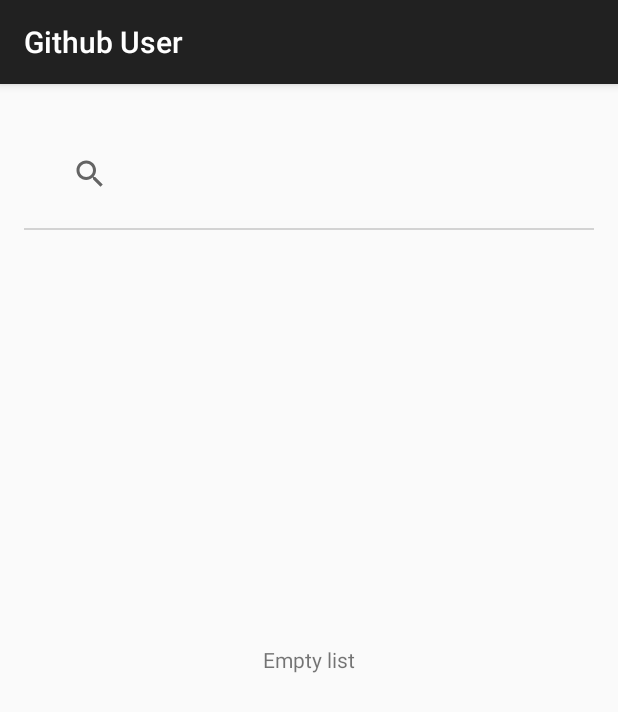
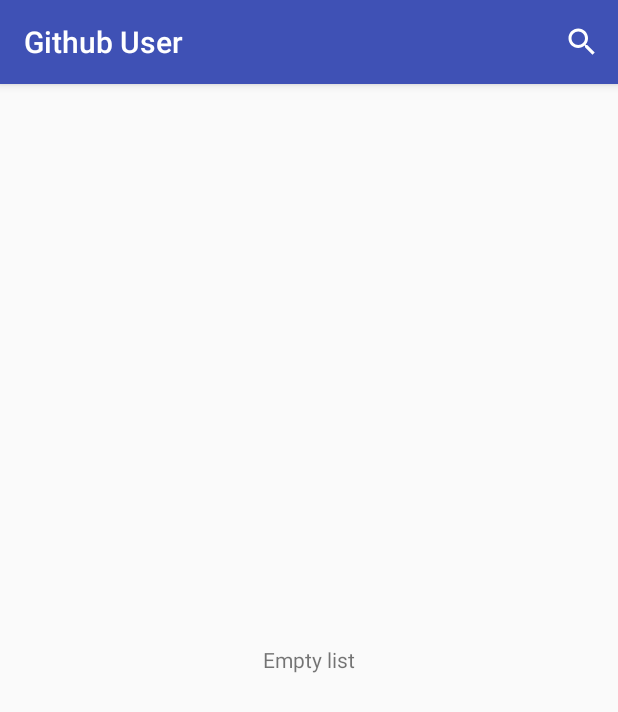
Before and after one commit to italomarcel/Github-User, an Android app: the screen it shows after launch (MainActivity), on a phone screen of 412 x 824 dp. Shown: the top 712 px of the screen. Run offline under Robolectric (Android 15) with nearby library versions, the phone set to English and light mode, and no system bars; libraries missing offline, so code that uses them is left out: com.facebook, com.facebook.share, io.realm; 5 statements that could not run were skipped.

Commit message:
code refactoring

```diff
--- a/GithubUser/app/build.gradle
+++ b/GithubUser/app/build.gradle
@@ -29,6 +29,9 @@ dependencies {
     compile 'com.android.support:support-v4:23.1.1'
     compile 'com.android.support:recyclerview-v7:23.1.1'
     compile 'com.facebook.android:facebook-android-sdk:4.+'
+    compile 'com.android.support:design:23.1.1'
+    compile 'com.android.support:cardview-v7:23.+'
+
 
 
 }
--- a/GithubUser/app/src/main/AndroidManifest.xml
+++ b/GithubUser/app/src/main/AndroidManifest.xml
@@ -14,7 +14,8 @@
 
         <activity
             android:name=".activities.MainActivity"
-            android:label="@string/app_name" >
+            android:label="@string/app_name"
+            android:theme="@style/AppTheme.NoActionBar">
             <intent-filter>
                 <action android:name="android.intent.action.MAIN" />
 
--- a/GithubUser/app/src/main/java/inc/mesa/githubuser/activities/MainActivity.java
+++ b/GithubUser/app/src/main/java/inc/mesa/githubuser/activities/MainActivity.java
@@ -1,22 +1,20 @@
 package inc.mesa.githubuser.activities;
 
-import android.os.AsyncTask;
+import android.app.SearchManager;
+import android.content.Context;
 import android.os.Bundle;
-import android.support.annotation.WorkerThread;
+import android.support.design.widget.Snackbar;
 import android.support.v7.app.AppCompatActivity;
 import android.support.v7.widget.LinearLayoutManager;
 import android.support.v7.widget.RecyclerView;
-import android.text.TextUtils;
-import android.util.Log;
+import android.support.v7.widget.SearchView;
+import android.support.v7.widget.Toolbar;
+import android.view.Menu;
+import android.view.MenuItem;
 import android.view.View;
-import android.widget.SearchView;
 import android.widget.TextView;
-import android.widget.Toast;
 
 import com.facebook.FacebookSdk;
-
-import org.json.JSONArray;
-import org.json.JSONObject;
 
 import java.util.ArrayList;
 import java.util.List;
@@ -24,60 +22,45 @@ import java.util.List;
 import inc.mesa.githubuser.R;
 import inc.mesa.githubuser.adapters.Adapter;
 import inc.mesa.githubuser.model.User;
-import inc.mesa.githubuser.utils.WebRequest;
+import inc.mesa.githubuser.utils.GetUser;
+import inc.mesa.githubuser.utils.TaskDelegate;
 import io.realm.Realm;
 import io.realm.RealmConfiguration;
 import io.realm.Sort;
 
 
-public class MainActivity extends AppCompatActivity {
-
-    private static final String TAG_ITEMS = "items";
-    private static final String BASE_URL = "https://api.github.com/search/users?q=";
+public class MainActivity extends AppCompatActivity implements TaskDelegate {
 
 
+    static {
+        System.loadLibrary("string-android-jni");
+    }
 
-    public SearchView search;
-    boolean found = false;
-    private Adapter mAdapter;
+    private Adapter adapter;
     private Realm realm;
-    private RecyclerView mRecyclerView;
+    private RecyclerView recyclerView;
     private TextView emptyView;
-    private RealmConfiguration realmConfig;
     private List<User> list = new ArrayList<>();
     private SearchView.OnQueryTextListener listener = new SearchView.OnQueryTextListener() {
         @Override
         public boolean onQueryTextChange(String query) {
-            query = query.toLowerCase();
-
-            final List<User> filteredList = new ArrayList<>();
-
-            for (int i = 0; i < list.size(); i++) {
-
-                final String text = list.get(i).getLogin().toLowerCase();
-                if (text.contains(query)) {
-                    filteredList.add(list.get(i));
-                    found = true;
-                } else {
-                    found = false;
-                }
-            }
-
-            mAdapter = new Adapter(filteredList, MainActivity.this);
-            mRecyclerView.setAdapter(mAdapter);
-            mAdapter.notifyDataSetChanged();
+            list = realm.where(User.class).contains("login", query.toLowerCase()).findAll();
+            adapter = new Adapter(list);
+            adapter.notifyDataSetChanged();
             return true;
 
         }
 
         public boolean onQueryTextSubmit(String query) {
 
-            if (!found) {
-                mAdapter = new Adapter(list, MainActivity.this);
-                mRecyclerView.setAdapter(mAdapter);
-                mAdapter.notifyDataSetChanged();
-
-                new GetUser().execute(query);
+            if (list.size() == 0) {
+                list = realm.allObjectsSorted(User.class, "id", Sort.DESCENDING);
+                adapter = new Adapter(list);
+                adapter.notifyDataSetChanged();
+                GetUser asyncGetUser = new GetUser(MainActivity.this);
+                asyncGetUser.execute(query);
+                Snackbar.make(recyclerView, R.string.snack, Snackbar.LENGTH_SHORT)
+                        .show();
             }
             return false;
         }
@@ -88,41 +71,34 @@ public class MainActivity extends AppCompatActivity {
         super.onCreate(savedInstanceState);
         FacebookSdk.sdkInitialize(getApplicationContext());
         setContentView(R.layout.activity_main);
-        search = (SearchView) findViewById(R.id.search);
-        search.setOnQueryTextListener(listener);
-        mRecyclerView = (RecyclerView) findViewById(R.id.recyclerview);
+        //toolbar for custom layout and search
+        Toolbar toolbar = (Toolbar) findViewById(R.id.toolbar);
+        setSupportActionBar(toolbar);
+        getSupportActionBar().setDisplayShowHomeEnabled(true);
+        recyclerView = (RecyclerView) findViewById(R.id.recyclerview);
+        recyclerView.setHasFixedSize(true);
+        recyclerView.setLayoutManager(new LinearLayoutManager(this));
         emptyView = (TextView) findViewById(R.id.empty_view);
-        realmConfig = new RealmConfiguration.Builder(getApplicationContext()).deleteRealmIfMigrationNeeded().build();
+        RealmConfiguration realmConfig = new RealmConfiguration.Builder(getApplicationContext())
+                .deleteRealmIfMigrationNeeded().build();
         realm = Realm.getInstance(realmConfig);
-        mRecyclerView.setHasFixedSize(true);
-        mRecyclerView.setLayoutManager(new LinearLayoutManager(this));
         list = realm.allObjectsSorted(User.class, "id", Sort.DESCENDING);
-        mAdapter = new Adapter(list, getApplicationContext());
-        mRecyclerView.setAdapter(mAdapter);
+        adapter = new Adapter(list);
+        recyclerView.setAdapter(adapter);
         showEmptyText();
     }
 
-    @WorkerThread
-    private void ParseJSON(String json) {
-        if (json != null) {
-            try {
-                JSONObject jsonObj = new JSONObject(json);
-                JSONArray jsonArray = jsonObj.getJSONArray(TAG_ITEMS);
-                Realm realm = Realm.getInstance(realmConfig);
-                realm.beginTransaction();
-                realm.createOrUpdateObjectFromJson(User.class, jsonArray.getJSONObject(0));
-                realm.commitTransaction();
-                realm.close();
-            } catch (Exception e) {
-                e.printStackTrace();
 
-            }
-        } else {
-            Log.e("ServiceHandler", "Couldn't get any data from the url");
-
-        }
+    @Override
+    public boolean onCreateOptionsMenu(Menu menu) {
+        getMenuInflater().inflate(R.menu.menu, menu);
+        MenuItem searchItem = menu.findItem(R.id.action_search);
+        SearchManager searchManager = (SearchManager) getSystemService(Context.SEARCH_SERVICE);
+        SearchView searchView = (SearchView) searchItem.getActionView();
+        searchView.setSearchableInfo(searchManager.getSearchableInfo(getComponentName()));
+        searchView.setOnQueryTextListener(listener);
+        return true;
     }
-
 
 
     @Override
@@ -133,48 +109,21 @@ public class MainActivity extends AppCompatActivity {
 
     private void showEmptyText() {
         if (list.isEmpty()) {
-            mRecyclerView.setVisibility(View.GONE);
+            recyclerView.setVisibility(View.GONE);
             emptyView.setVisibility(View.VISIBLE);
         } else {
-            mRecyclerView.setVisibility(View.VISIBLE);
+            recyclerView.setVisibility(View.VISIBLE);
             emptyView.setVisibility(View.GONE);
         }
     }
 
 
-    private class GetUser extends AsyncTask<String, Void, Void> {
-
-
-        @Override
-        protected void onPreExecute() {
-            super.onPreExecute();
-            Toast.makeText(MainActivity.this, "Executing on background...", Toast.LENGTH_SHORT).show();
-
-        }
-
-        @Override
-        protected Void doInBackground(String... arg0) {
-            WebRequest webreq = new WebRequest();
-            String name = arg0[0];
-
-            if (!TextUtils.isEmpty(name)) {
-                String jsonStr = webreq.makeWebServiceCall(BASE_URL, name, WebRequest.GET);
-                ParseJSON(jsonStr);
-            }
-            return null;
-        }
-
-        @Override
-        protected void onPostExecute(Void result) {
-            super.onPostExecute(result);
-            list = realm.allObjectsSorted(User.class, "id", Sort.DESCENDING);
-            mAdapter = new Adapter(list, getApplicationContext());
-            mRecyclerView.setAdapter(mAdapter);
-            showEmptyText();
-
-
-        }
+    @Override
+    public void taskCompletionResult() {
+        list = realm.allObjectsSorted(User.class, "id", Sort.DESCENDING);
+        adapter = new Adapter(list);
+        recyclerView.setAdapter(adapter);
+        showEmptyText();
 
     }
-
 }
--- a/GithubUser/app/src/main/java/inc/mesa/githubuser/activities/SplashActivity.java
+++ b/GithubUser/app/src/main/java/inc/mesa/githubuser/activities/SplashActivity.java
@@ -9,8 +9,8 @@ import inc.mesa.githubuser.R;
 
 
 public class SplashActivity extends Activity {
-    Handler handler = new Handler();
-    Runnable runnable = new Runnable() {
+    private Handler handler = new Handler();
+    private Runnable runnable = new Runnable() {
 
 
         @Override
--- a/GithubUser/app/src/main/java/inc/mesa/githubuser/adapters/Adapter.java
+++ b/GithubUser/app/src/main/java/inc/mesa/githubuser/adapters/Adapter.java
@@ -1,7 +1,6 @@
 package inc.mesa.githubuser.adapters;
 
 import android.app.Activity;
-import android.content.Context;
 import android.net.Uri;
 import android.support.v7.widget.RecyclerView;
 import android.view.LayoutInflater;
@@ -21,27 +20,22 @@ import inc.mesa.githubuser.model.User;
 public class Adapter extends
         RecyclerView.Adapter<Adapter.ViewHolder> {
 
-    public Context mcontext;
-    public List<User> mtList;
-    ViewHolder viewHolder;
 
-    public Adapter(List<User> list, Context context) {
+    private List<User> mtList;
+
+    public Adapter(List<User> list) {
 
         mtList = list;
-        mcontext = context;
-    }
-    static {
-        System.loadLibrary("string-android-jni");
     }
 
     @Override
     public Adapter.ViewHolder onCreateViewHolder(ViewGroup parent,
                                                  int viewType) {
         View itemLayoutView = LayoutInflater.from(parent.getContext()).inflate(
-                R.layout.list_item, null);
-        viewHolder = new ViewHolder(itemLayoutView);
-        return viewHolder;
+                R.layout.list_item, parent, false);
+        return new ViewHolder(itemLayoutView);
     }
+
     public native int getHashFromJni(String url);
 
     @Override
@@ -61,14 +55,14 @@ public class Adapter extends
     }
 
 
-    public static class ViewHolder extends RecyclerView.ViewHolder implements View.OnClickListener {
+    static class ViewHolder extends RecyclerView.ViewHolder implements View.OnClickListener {
 
-        public TextView name;
-        public TextView url;
-        public TextView hash;
+        TextView name;
+        TextView url;
+        TextView hash;
         private String urlToShare;
 
-        public ViewHolder(View itemLayoutView) {
+        ViewHolder(View itemLayoutView) {
             super(itemLayoutView);
             name = (TextView) itemLayoutView.findViewById(R.id.name);
             url = (TextView) itemLayoutView.findViewById(R.id.url);
@@ -78,7 +72,7 @@ public class Adapter extends
 
         }
 
-        public void bindUrl(String url) {
+        void bindUrl(String url) {
             urlToShare = url;
         }
 
--- /dev/null
+++ b/GithubUser/app/src/main/java/inc/mesa/githubuser/utils/TaskDelegate.java
@@ -0,0 +1,5 @@
+package inc.mesa.githubuser.utils;
+
+public interface TaskDelegate {
+    void taskCompletionResult();
+}
--- a/GithubUser/app/src/main/res/layout/activity_main.xml
+++ b/GithubUser/app/src/main/res/layout/activity_main.xml
@@ -1,38 +1,41 @@
 <?xml version="1.0" encoding="utf-8"?>
-<RelativeLayout xmlns:android="http://schemas.android.com/apk/res/android"
+<android.support.design.widget.CoordinatorLayout xmlns:android="http://schemas.android.com/apk/res/android"
+    xmlns:app="http://schemas.android.com/apk/res-auto"
+    xmlns:tools="http://schemas.android.com/tools"
+    android:layout_width="match_parent"
+    android:layout_height="match_parent"
+    android:fitsSystemWindows="true"
+    tools:context=".activities.MainActivity">
+
+    <android.support.design.widget.AppBarLayout
+        android:layout_width="match_parent"
+        android:layout_height="wrap_content"
+        android:theme="@style/AppTheme.AppBarOverlay">
+
+        <android.support.v7.widget.Toolbar
+            android:id="@+id/toolbar"
+            android:layout_width="match_parent"
+            android:layout_height="?attr/actionBarSize"
+            android:background="?attr/colorPrimary" />
+
+    </android.support.design.widget.AppBarLayout>
+
+    <RelativeLayout
         android:layout_width="match_parent"
         android:layout_height="match_parent"
         android:paddingBottom="@dimen/activity_vertical_margin"
         android:paddingLeft="@dimen/activity_horizontal_margin"
         android:paddingRight="@dimen/activity_horizontal_margin"
-    android:paddingTop="@dimen/activity_vertical_margin">
+        android:paddingTop="@dimen/activity_vertical_margin"
+        app:layout_behavior="@string/appbar_scrolling_view_behavior">
 
-    <SearchView
-        android:id="@+id/search"
-        android:layout_width="match_parent"
-        android:layout_height="wrap_content"
-        android:layout_gravity="center_vertical"
-        android:layout_marginTop="20dp"
-        android:hint="@string/search_here"
-        android:paddingLeft="20dp"
-        android:paddingRight="20dp"
-        android:textSize="16sp" />
-
-    <View
-        android:id="@+id/border"
-        android:layout_width="fill_parent"
-        android:layout_height="1dp"
-        android:layout_below="@+id/search"
-        android:layout_marginTop="12dp"
-        android:background="#d3d3d3" />
 
         <android.support.v7.widget.RecyclerView
             android:id="@+id/recyclerview"
             android:layout_width="match_parent"
             android:layout_height="match_parent"
-        android:layout_below="@+id/border"
-        android:layout_marginTop="8dp"
-        android:padding="10dp" />
+            android:layout_marginTop="8dp" />
+
         <TextView
             android:id="@+id/empty_view"
             android:layout_width="match_parent"
@@ -41,3 +44,5 @@
             android:text="@string/empty_list" />
 
     </RelativeLayout>
+
+</android.support.design.widget.CoordinatorLayout>
--- /dev/null
+++ b/GithubUser/app/src/main/res/menu/menu.xml
@@ -0,0 +1,13 @@
+<menu xmlns:android="http://schemas.android.com/apk/res/android"
+    xmlns:app="http://schemas.android.com/apk/res-auto"
+    xmlns:tools="http://schemas.android.com/tools"
+    tools:context=".HomeActivity">
+
+    <item
+        android:id="@+id/action_search"
+        android:icon="@android:drawable/ic_menu_search"
+        android:title="Search"
+        app:actionViewClass="android.support.v7.widget.SearchView"
+        app:showAsAction="always" />
+
+</menu>
--- a/GithubUser/app/src/main/res/values/strings.xml
+++ b/GithubUser/app/src/main/res/values/strings.xml
@@ -5,5 +5,6 @@
     <string name="search_here">Search here</string>
     <string name="empty_list">Empty list</string>
     <string name="facebook_app_id">287516784697155</string>
+    <string name="snack">Carregando usuário em background</string>
 
 </resources>
--- a/GithubUser/app/src/main/res/values/styles.xml
+++ b/GithubUser/app/src/main/res/values/styles.xml
@@ -3,6 +3,18 @@
     <!-- Base application theme. -->
     <style name="AppTheme" parent="Theme.AppCompat.Light.DarkActionBar">
         <!-- Customize your theme here. -->
+        <item name="colorPrimary">@color/colorPrimary</item>
+        <item name="colorPrimaryDark">@color/colorPrimaryDark</item>
+        <item name="colorAccent">@color/colorAccent</item>
     </style>
 
+    <style name="AppTheme.NoActionBar">
+        <item name="windowActionBar">false</item>
+        <item name="windowNoTitle">true</item>
+    </style>
+
+    <style name="AppTheme.AppBarOverlay" parent="ThemeOverlay.AppCompat.Dark.ActionBar" />
+
+    <style name="AppTheme.PopupOverlay" parent="ThemeOverlay.AppCompat.Light" />
+
 </resources>
--- a/GithubUser/build.gradle
+++ b/GithubUser/build.gradle
@@ -5,7 +5,7 @@ buildscript {
         jcenter()
     }
     dependencies {
-        classpath 'com.android.tools.build:gradle:2.1.0'
+        classpath 'com.android.tools.build:gradle:2.2.0-alpha1'
 
         // NOTE: Do not place your application dependencies here; they belong
         // in the individual module build.gradle files
--- a/GithubUser/gradle.properties
+++ b/GithubUser/gradle.properties
@@ -8,6 +8,7 @@
 # Default value: -Xmx10248m -XX:MaxPermSize=256m
 # org.gradle.jvmargs=-Xmx2048m -XX:MaxPermSize=512m -XX:+HeapDumpOnOutOfMemoryError -Dfile.encoding=UTF-8
 #
+org.gradle.jvmargs=-Xmx2048m
 # When configured, Gradle will run in incubating parallel mode.
 # This option should only be used with decoupled projects. More details, visit
 # http://www.gradle.org/docs/current/userguide/multi_project_builds.html#sec:decoupled_projects
```
Also changed, not shown: GithubUser/app/src/main/java/inc/mesa/githubuser/utils/GetUser.java (added, +73 -0 lines), GithubUser/app/src/main/java/inc/mesa/githubuser/utils/WebRequest.java (+9 -12 lines), GithubUser/app/src/main/res/layout/list_item.xml (+16 -6 lines), 5 other files. Lines whose indentation alone changed are shown as unchanged.
